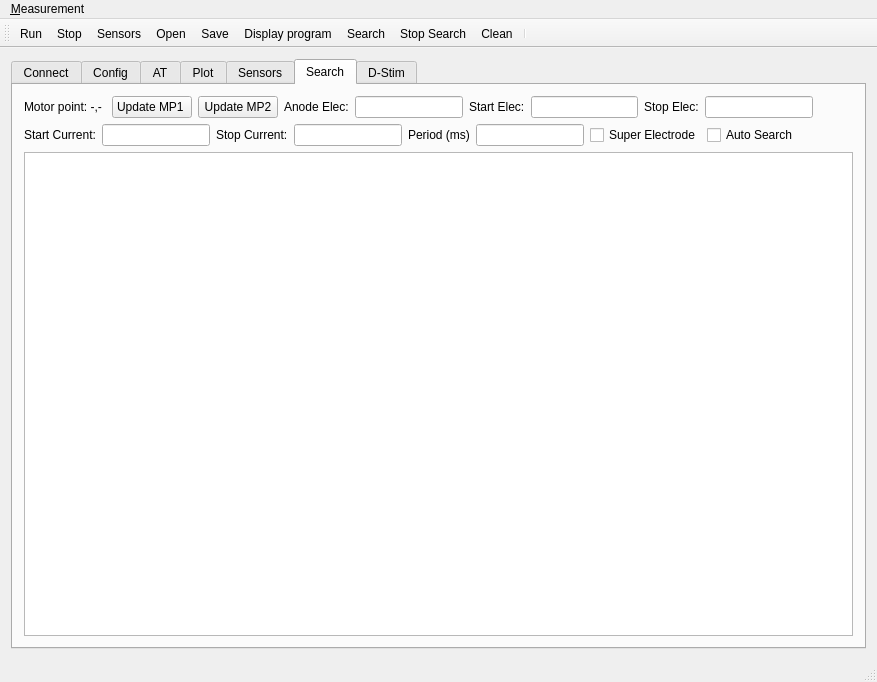
The window that nems/nems/mainwindow.ui (saul-rodriguez/Qt) describes before a commit, drawn with Qt 5.
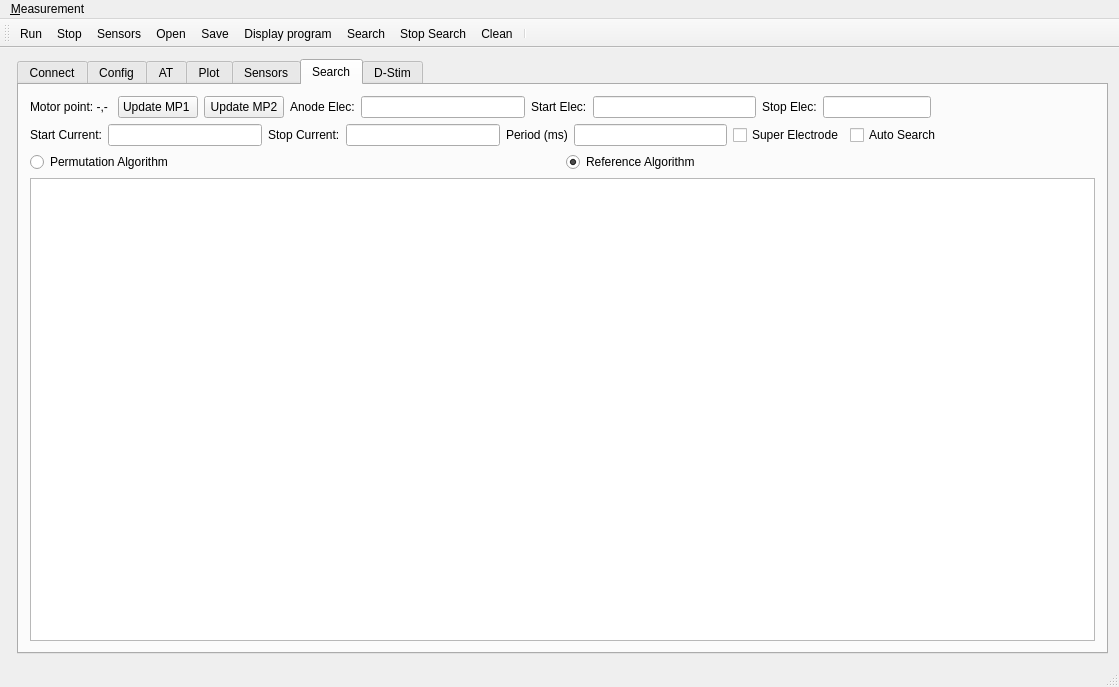
The same window after the commit. The open tabs and pages were chosen to show the change. Icons and pictures are not drawn.

Commit message: added permutation search

Diff of the .ui file:
```diff
--- a/nems/nems/mainwindow.ui
+++ b/nems/nems/mainwindow.ui
@@ -6,18 +6,16 @@
    <rect>
     <x>0</x>
     <y>0</y>
-    <width>877</width>
-    <height>682</height>
+    <width>1119</width>
+    <height>687</height>
    </rect>
   </property>
   <property name="windowTitle">
    <string>NMES V0.3</string>
   </property>
   <widget class="QWidget" name="centralWidget">
-   <layout class="QGridLayout" name="gridLayout">
-    <item row="0" column="0">
-     <layout class="QGridLayout" name="gridLayout_10">
-      <item row="0" column="0">
+   <layout class="QFormLayout" name="formLayout_2">
+    <item row="0" column="1">
        <widget class="QTabWidget" name="tabWidget">
         <property name="currentIndex">
          <number>0</number>
@@ -891,9 +889,7 @@
          <attribute name="title">
           <string>Search</string>
          </attribute>
-         <layout class="QGridLayout" name="gridLayout_9">
-          <item row="0" column="0">
-           <layout class="QVBoxLayout" name="verticalLayout">
+       <layout class="QVBoxLayout" name="verticalLayout_9">
             <item>
              <layout class="QHBoxLayout" name="horizontalLayout_20">
               <item>
@@ -1030,12 +1026,31 @@
               </item>
              </layout>
             </item>
+        <item>
+         <layout class="QHBoxLayout" name="horizontalLayout_27">
+          <item>
+           <widget class="QRadioButton" name="AlgorithmPermutationradioButton">
+            <property name="text">
+             <string>Permutation Algorithm</string>
+            </property>
+           </widget>
+          </item>
+          <item>
+           <widget class="QRadioButton" name="AlgorithmRefradioButton">
+            <property name="text">
+             <string>Reference Algorithm</string>
+            </property>
+            <property name="checked">
+             <bool>true</bool>
+            </property>
+           </widget>
+          </item>
+         </layout>
+        </item>
             <item>
              <widget class="QPlainTextEdit" name="plainTextEditSearch"/>
             </item>
            </layout>
-          </item>
-         </layout>
         </widget>
         <widget class="QWidget" name="tab_6">
          <attribute name="title">
@@ -1184,15 +1199,13 @@
        </widget>
       </item>
      </layout>
-    </item>
-   </layout>
   </widget>
   <widget class="QMenuBar" name="menuBar">
    <property name="geometry">
     <rect>
      <x>0</x>
      <y>0</y>
-     <width>877</width>
+     <width>1119</width>
      <height>22</height>
     </rect>
    </property>
```
Left out of the diff: 2 changed lines with no effect on the pictures. Lines whose indentation alone changed are shown as unchanged. The commit also changes 46 other files.
